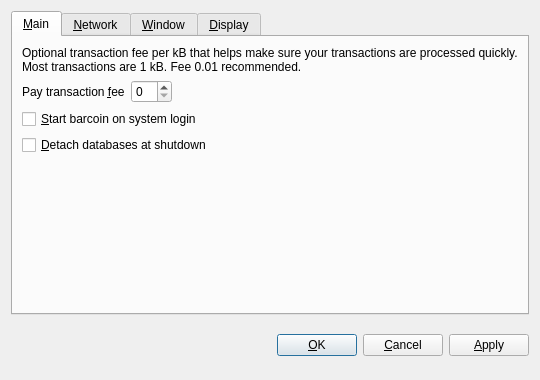
Qt form src/qt/forms/optionsdialog.ui (GustaCoin/GustaCoin) before a commit.
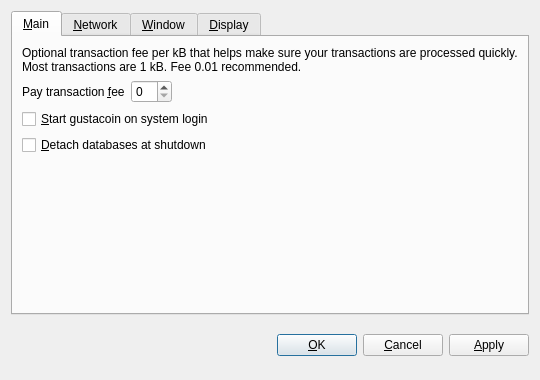
The same form after that commit. The open tabs and pages were chosen to show the change. Custom widgets are drawn as their Qt base class.

```diff
--- a/src/qt/forms/optionsdialog.ui
+++ b/src/qt/forms/optionsdialog.ui
@@ -82,7 +82,7 @@
           <string>Automatically start barcoin after logging in to the system.</string>
          </property>
          <property name="text">
-          <string>&amp;Start barcoin on system login</string>
+          <string>&amp;Start gustacoin on system login</string>
          </property>
         </widget>
        </item>
```
Left out of the diff: 10 changed lines with no effect on the pictures.
